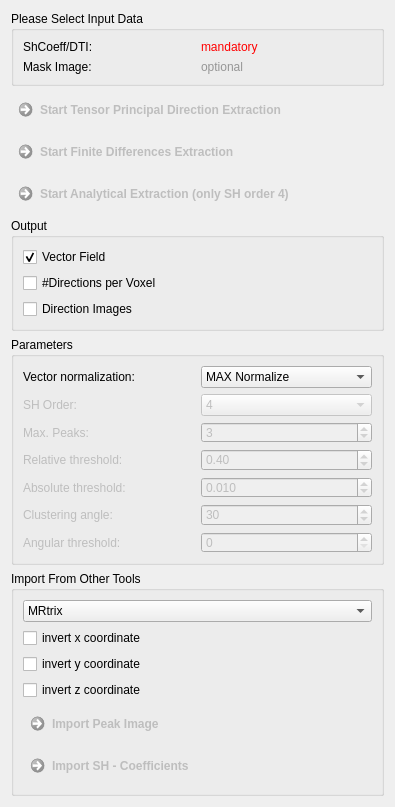
The window that Plugins/org.mitk.gui.qt.diffusionimaging/src/internal/QmitkOdfMaximaExtractionViewControls.ui (MITK/MITK) describes before a commit, drawn with Qt 5.
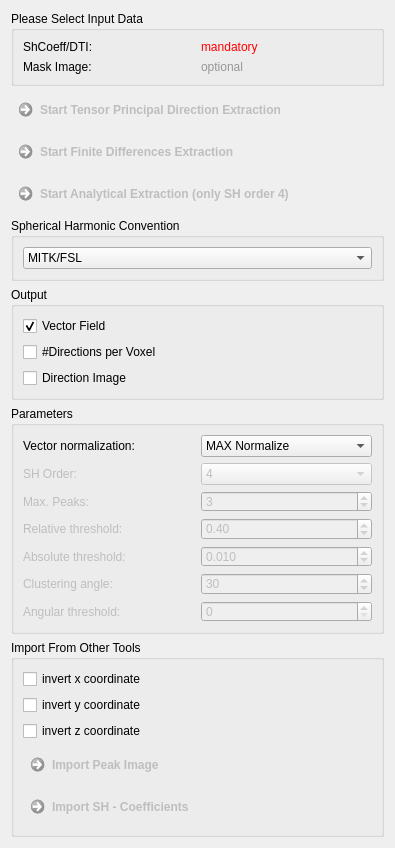
The same window after the commit.

Commit message: peak extraction produces mrtrix like 4D image now

Diff of the .ui file:
```diff
--- a/Plugins/org.mitk.gui.qt.diffusionimaging/src/internal/QmitkOdfMaximaExtractionViewControls.ui
+++ b/Plugins/org.mitk.gui.qt.diffusionimaging/src/internal/QmitkOdfMaximaExtractionViewControls.ui
@@ -7,13 +7,151 @@
     <x>0</x>
     <y>0</y>
     <width>395</width>
-    <height>807</height>
+    <height>848</height>
    </rect>
   </property>
   <property name="windowTitle">
    <string>Form</string>
   </property>
   <layout class="QGridLayout" name="gridLayout_2">
+   <item row="5" column="0">
+    <widget class="QGroupBox" name="groupBox_2">
+     <property name="title">
+      <string>Output</string>
+     </property>
+     <layout class="QFormLayout" name="formLayout_2">
+      <property name="fieldGrowthPolicy">
+       <enum>QFormLayout::AllNonFixedFieldsGrow</enum>
+      </property>
+      <item row="0" column="0">
+       <widget class="QCheckBox" name="m_OutputVectorFieldBox">
+        <property name="toolTip">
+         <string>Only for visualization purposes! The vectors are automatically corrected for image spacing and for the largest eigenvalue in case of the tensor peak extraction.</string>
+        </property>
+        <property name="text">
+         <string>Vector Field</string>
+        </property>
+        <property name="checked">
+         <bool>true</bool>
+        </property>
+       </widget>
+      </item>
+      <item row="1" column="0">
+       <widget class="QCheckBox" name="m_OutputNumDirectionsBox">
+        <property name="toolTip">
+         <string>Output unsigned char image containing the number of directions per voxel.</string>
+        </property>
+        <property name="text">
+         <string>#Directions per Voxel</string>
+        </property>
+        <property name="checked">
+         <bool>false</bool>
+        </property>
+       </widget>
+      </item>
+      <item row="2" column="0">
+       <widget class="QCheckBox" name="m_OutputDirectionImagesBox">
+        <property name="toolTip">
+         <string>4D image cotaining peak information</string>
+        </property>
+        <property name="text">
+         <string>Direction Image</string>
+        </property>
+        <property name="checked">
+         <bool>false</bool>
+        </property>
+       </widget>
+      </item>
+     </layout>
+    </widget>
+   </item>
+   <item row="15" column="0">
+    <widget class="QGroupBox" name="groupBox_4">
+     <property name="title">
+      <string>Import From Other Tools</string>
+     </property>
+     <layout class="QGridLayout" name="gridLayout_7">
+      <item row="4" column="0">
+       <widget class="QCommandLinkButton" name="m_ImportShCoeffs">
+        <property name="enabled">
+         <bool>false</bool>
+        </property>
+        <property name="toolTip">
+         <string>Generate Q-Ball image and MITK compatible SH coefficient from other toolkits.</string>
+        </property>
+        <property name="text">
+         <string>Import SH - Coefficients</string>
+        </property>
+       </widget>
+      </item>
+      <item row="0" column="0">
+       <widget class="QCheckBox" name="m_InvertX">
+        <property name="toolTip">
+         <string>Only for peak import!</string>
+        </property>
+        <property name="statusTip">
+         <string>Only for peak import!</string>
+        </property>
+        <property name="text">
+         <string>invert x coordinate</string>
+        </property>
+       </widget>
+      </item>
+      <item row="3" column="0">
+       <widget class="QCommandLinkButton" name="m_ImportPeaks">
+        <property name="enabled">
+         <bool>false</bool>
+        </property>
+        <property name="toolTip">
+         <string>Generate vector field and direction images from the FSL qboot peak extraction output.</string>
+        </property>
+        <property name="text">
+         <string>Import Peak Image</string>
+        </property>
+       </widget>
+      </item>
+      <item row="2" column="0">
+       <widget class="QCheckBox" name="m_InvertZ">
+        <property name="toolTip">
+         <string>Only for peak import!</string>
+        </property>
+        <property name="statusTip">
+         <string>Only for peak import!</string>
+        </property>
+        <property name="text">
+         <string>invert z coordinate</string>
+        </property>
+       </widget>
+      </item>
+      <item row="1" column="0">
+       <widget class="QCheckBox" name="m_InvertY">
+        <property name="toolTip">
+         <string>Only for peak import!</string>
+        </property>
+        <property name="statusTip">
+         <string>Only for peak import!</string>
+        </property>
+        <property name="text">
+         <string>invert y coordinate</string>
+        </property>
+       </widget>
+      </item>
+     </layout>
+    </widget>
+   </item>
+   <item row="1" column="0">
+    <widget class="QCommandLinkButton" name="m_StartTensor">
+     <property name="enabled">
+      <bool>false</bool>
+     </property>
+     <property name="toolTip">
+      <string>Extract principal eigenvectors of input tensors.</string>
+     </property>
+     <property name="text">
+      <string>Start Tensor Principal Direction Extraction</string>
+     </property>
+    </widget>
+   </item>
    <item row="3" column="0">
     <widget class="QCommandLinkButton" name="m_GenerateImageButton">
      <property name="enabled">
@@ -73,7 +211,33 @@
      </layout>
     </widget>
    </item>
-   <item row="5" column="0">
+   <item row="16" column="0">
+    <spacer name="verticalSpacer">
+     <property name="orientation">
+      <enum>Qt::Vertical</enum>
+     </property>
+     <property name="sizeHint" stdset="0">
+      <size>
+       <width>20</width>
+       <height>259</height>
+      </size>
+     </property>
+    </spacer>
+   </item>
+   <item row="2" column="0">
+    <widget class="QCommandLinkButton" name="m_StartFiniteDiff">
+     <property name="enabled">
+      <bool>false</bool>
+     </property>
+     <property name="toolTip">
+      <string>Extract ODF peaks using finite differences on the densely sampled ODF surface.</string>
+     </property>
+     <property name="text">
+      <string>Start Finite Differences Extraction</string>
+     </property>
+    </widget>
+   </item>
+   <item row="6" column="0">
     <widget class="QGroupBox" name="groupBox">
      <property name="title">
       <string>Parameters</string>
@@ -348,62 +512,23 @@
      </layout>
     </widget>
    </item>
-   <item row="15" column="0">
-    <spacer name="verticalSpacer">
-     <property name="orientation">
-      <enum>Qt::Vertical</enum>
-     </property>
-     <property name="sizeHint" stdset="0">
-      <size>
-       <width>20</width>
-       <height>259</height>
-      </size>
-     </property>
-    </spacer>
-   </item>
-   <item row="14" column="0">
-    <widget class="QGroupBox" name="groupBox_4">
+   <item row="4" column="0">
+    <widget class="QGroupBox" name="groupBox_3">
      <property name="title">
-      <string>Import From Other Tools</string>
+      <string>Spherical Harmonic Convention</string>
      </property>
-     <layout class="QGridLayout" name="gridLayout_7">
-      <item row="2" column="0">
-       <widget class="QCheckBox" name="m_InvertY">
-        <property name="toolTip">
-         <string>Only for peak import!</string>
-        </property>
-        <property name="statusTip">
-         <string>Only for peak import!</string>
-        </property>
-        <property name="text">
-         <string>invert y coordinate</string>
-        </property>
-       </widget>
-      </item>
-      <item row="5" column="0">
-       <widget class="QCommandLinkButton" name="m_ImportShCoeffs">
-        <property name="enabled">
-         <bool>false</bool>
-        </property>
-        <property name="toolTip">
-         <string>Generate Q-Ball image and MITK compatible SH coefficient from other toolkits.</string>
-        </property>
-        <property name="text">
-         <string>Import SH - Coefficients</string>
-        </property>
-       </widget>
-      </item>
+     <layout class="QGridLayout" name="gridLayout_6">
       <item row="0" column="0">
        <widget class="QComboBox" name="m_ToolkitBox">
         <property name="toolTip">
          <string>Define SH coefficient convention (depends on toolkit)</string>
         </property>
         <property name="currentIndex">
-         <number>1</number>
+         <number>0</number>
         </property>
         <item>
          <property name="text">
-          <string>FSL</string>
+          <string>MITK/FSL</string>
          </property>
         </item>
         <item>
@@ -411,122 +536,6 @@
           <string>MRtrix</string>
          </property>
         </item>
-       </widget>
-      </item>
-      <item row="4" column="0">
-       <widget class="QCommandLinkButton" name="m_ImportPeaks">
-        <property name="enabled">
-         <bool>false</bool>
-        </property>
-        <property name="toolTip">
-         <string>Generate vector field and direction images from the FSL qboot peak extraction output.</string>
-        </property>
-        <property name="text">
-         <string>Import Peak Image</string>
-        </property>
-       </widget>
-      </item>
-      <item row="1" column="0">
-       <widget class="QCheckBox" name="m_InvertX">
-        <property name="toolTip">
-         <string>Only for peak import!</string>
-        </property>
-        <property name="statusTip">
-         <string>Only for peak import!</string>
-        </property>
-        <property name="text">
-         <string>invert x coordinate</string>
-        </property>
-       </widget>
-      </item>
-      <item row="3" column="0">
-       <widget class="QCheckBox" name="m_InvertZ">
-        <property name="toolTip">
-         <string>Only for peak import!</string>
-        </property>
-        <property name="statusTip">
-         <string>Only for peak import!</string>
-        </property>
-        <property name="text">
-         <string>invert z coordinate</string>
-        </property>
-       </widget>
-      </item>
-     </layout>
-    </widget>
-   </item>
-   <item row="2" column="0">
-    <widget class="QCommandLinkButton" name="m_StartFiniteDiff">
-     <property name="enabled">
-      <bool>false</bool>
-     </property>
-     <property name="toolTip">
-      <string>Extract ODF peaks using finite differences on the densely sampled ODF surface.</string>
-     </property>
-     <property name="text">
-      <string>Start Finite Differences Extraction</string>
-     </property>
-    </widget>
-   </item>
-   <item row="1" column="0">
-    <widget class="QCommandLinkButton" name="m_StartTensor">
-     <property name="enabled">
-      <bool>false</bool>
-     </property>
-     <property name="toolTip">
-      <string>Extract principal eigenvectors of input tensors.</string>
-     </property>
-     <property name="text">
-      <string>Start Tensor Principal Direction Extraction</string>
-     </property>
-    </widget>
-   </item>
-   <item row="4" column="0">
-    <widget class="QGroupBox" name="groupBox_2">
-     <property name="title">
-      <string>Output</string>
-     </property>
-     <layout class="QFormLayout" name="formLayout_2">
-      <property name="fieldGrowthPolicy">
-       <enum>QFormLayout::AllNonFixedFieldsGrow</enum>
-      </property>
-      <item row="0" column="0">
-       <widget class="QCheckBox" name="m_OutputVectorFieldBox">
-        <property name="toolTip">
-         <string>Only for visualization purposes! The vectors are automatically corrected for image spacing and for the largest eigenvalue in case of the tensor peak extraction.</string>
-        </property>
-        <property name="text">
-         <string>Vector Field</string>
-        </property>
-        <property name="checked">
-         <bool>true</bool>
-        </property>
-       </widget>
-      </item>
-      <item row="1" column="0">
-       <widget class="QCheckBox" name="m_OutputNumDirectionsBox">
-        <property name="toolTip">
-         <string>Output unsigned char image containing the number of directions per voxel.</string>
-        </property>
-        <property name="text">
-         <string>#Directions per Voxel</string>
-        </property>
-        <property name="checked">
-         <bool>false</bool>
-        </property>
-       </widget>
-      </item>
-      <item row="2" column="0">
-       <widget class="QCheckBox" name="m_OutputDirectionImagesBox">
-        <property name="toolTip">
-         <string>Output one image per extracted direction containing the direction vecors as pixel values.</string>
-        </property>
-        <property name="text">
-         <string>Direction Images</string>
-        </property>
-        <property name="checked">
-         <bool>false</bool>
-        </property>
        </widget>
       </item>
      </layout>
```
The commit also changes 7 other files.
